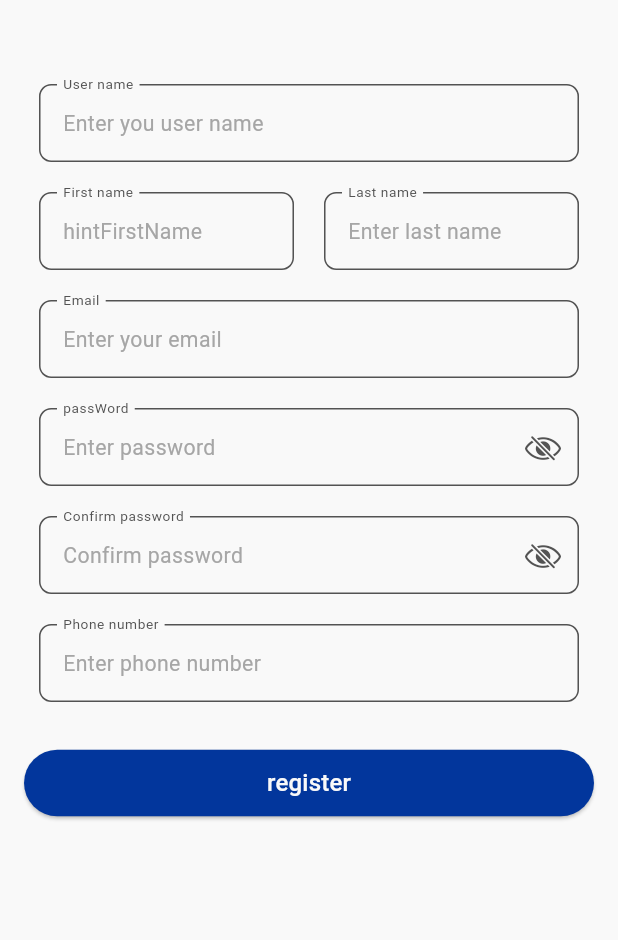
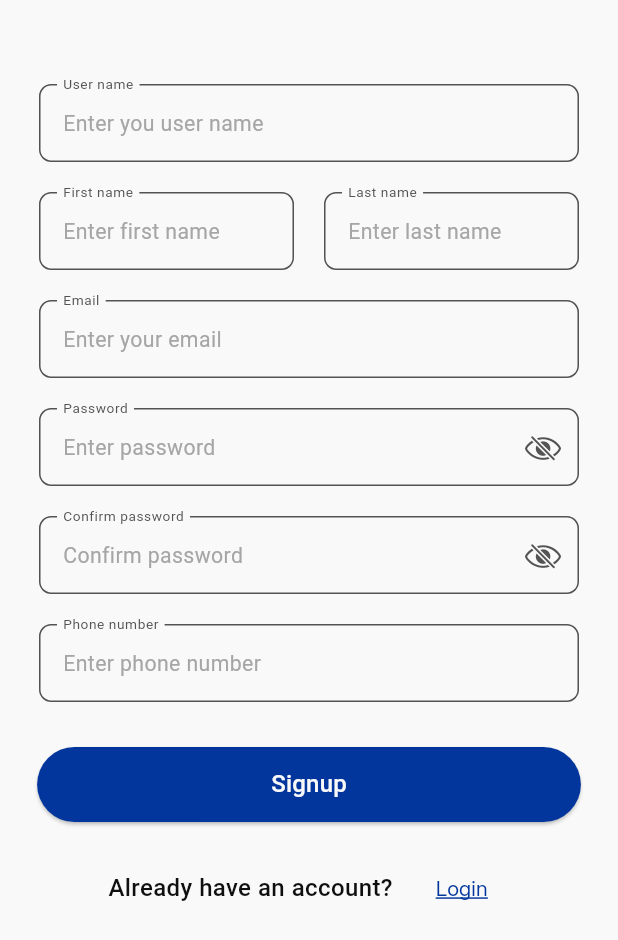
Before and after one commit to somaya-mahmoud/Online-Exam-App, a Flutter app: the screen it shows after launch, on a phone screen of 412 x 824 dp. Shown: the top 940 px of the screen. Run offline on Flutter 3.47's test engine with Material 3 defaults, Android fonts, the phone set to English and light mode, and no system bars; our stand-ins replace bloc, dio, easy_localization, flutter_bloc, flutter_screenutil, flutter_svg and 7 more; project files that could hold a hidden picture were left out.

```diff
--- a/assets/translations/en.json
+++ b/assets/translations/en.json
@@ -8,17 +8,23 @@
   "userName": "User name",
   "hintUserName": "Enter you user name",
   "firstName": "First name",
-  "hintFirstName ": "Enter first name",
+  "hintFirstName": "Enter first name",
   "lastName": "Last name",
   "hintLastName": "Enter last name",
   "phone": "Phone number",
   "hintPhone": "Enter phone number",
   "email": "Email",
   "hintEmail": "Enter your email",
-  "password": "Password",
+  "passWord": "Password",
   "hintPassword": "Enter password",
   "rePassword": "Confirm password",
   "hintRePassword": "Confirm password",
+  "register": "Signup",
+  "login": "Login",
+  "haveAnAccount": "Already have an account?",
+  "donotHaveAnAccount": "Don't have an account?",
+  "forGetPassword": "Forget Password",
+  "rememberMe": "Remember me",
 
 
 
--- a/lib/presentation/base/base_states.dart
+++ b/lib/presentation/base/base_states.dart
@@ -1,6 +1,6 @@
 enum DisplayType { fullScreen, popUpDialog }
 
-sealed class BaseState {
+abstract class BaseState {
   final DisplayType displayType;
   BaseState({this.displayType = DisplayType.fullScreen});
 }
--- a/lib/presentation/common/validator/validator.dart
+++ b/lib/presentation/common/validator/validator.dart
@@ -20,7 +20,7 @@ class AppValidators {
   }
 
   static String? validatePassword(String? val) {
-    RegExp passwordRegex = RegExp(r'^(?=.*[a-zA-Z])(?=.*[0-9])');
+    RegExp passwordRegex = RegExp(r'^(?=.*?[A-Z])(?=.*?[a-z])(?=.*?[0-9])(?=.*?[#?!@$%^&*-]).{8,}$');
 
     if (val == null || val.isEmpty) {
       return AppStrings.validationsFieldRequired.tr();
--- a/lib/presentation/common/widgets/default_elevated_button.dart
+++ b/lib/presentation/common/widgets/default_elevated_button.dart
@@ -3,21 +3,29 @@ import 'package:flutter_screenutil/flutter_screenutil.dart';
 import 'package:online_exam_app/presentation/resources/colors_manager.dart';
 
 class DefaultElevatedButton extends StatelessWidget {
-   DefaultElevatedButton({super.key, required this.onPressed, required this.label, this.isValidate=true});
+  DefaultElevatedButton({
+    super.key,
+    required this.onPressed,
+    required this.label,
+    this.isValidate = true, // Defaults to true
+  });
 
   final VoidCallback? onPressed;
   final String label;
-   bool isValidate;
-
+  final bool isValidate; // This controls whether the button is enabled or disabled
 
   @override
   Widget build(BuildContext context) {
     return ElevatedButton(
-        onPressed:onPressed,
-        style: ElevatedButton.styleFrom(backgroundColor:isValidate?ColorsManager.blueBase:ColorsManager.black30,
+      onPressed: isValidate ? onPressed : null, // Disable onPressed when not valid
+      style: ElevatedButton.styleFrom(
+        backgroundColor: isValidate
+            ? ColorsManager.blueBase // Active color when form is valid
+            : ColorsManager.black30, // Disabled color when form is invalid
         shape: RoundedRectangleBorder(
-              borderRadius: BorderRadius.circular(25.r)),
-          padding:  EdgeInsets.symmetric(vertical: 10.h),
+          borderRadius: BorderRadius.circular(25.r),
+        ),
+        padding: EdgeInsets.symmetric(vertical: 10.h),
       ),
       child: Text(
         label,
@@ -25,6 +33,7 @@ class DefaultElevatedButton extends StatelessWidget {
             .textTheme
             .titleMedium!
             .copyWith(color: ColorsManager.white),
-        ));
+      ),
+    );
   }
 }
--- /dev/null
+++ b/lib/presentation/login/view_models/states.dart
@@ -0,0 +1,6 @@
+import '../../base/base_states.dart';
+
+class RememberMeState extends BaseState {
+  final bool isRemembered;
+  RememberMeState(this.isRemembered);
+}
--- a/lib/presentation/register_screen/view/register_view.dart
+++ b/lib/presentation/register_screen/view/register_view.dart
@@ -2,6 +2,8 @@ import 'package:easy_localization/easy_localization.dart';
 import 'package:flutter/cupertino.dart';
 import 'package:flutter/material.dart';
 import 'package:flutter_bloc/flutter_bloc.dart';
+import 'package:google_fonts/google_fonts.dart';
+import 'package:online_exam_app/app/extensions.dart';
 import 'package:online_exam_app/presentation/base/base_states.dart';
 import 'package:online_exam_app/presentation/base/cubit_listener.dart';
 import 'package:online_exam_app/presentation/common/widgets/default_elevated_button.dart';
@@ -9,10 +11,15 @@ import 'package:online_exam_app/presentation/register_screen/view_model/register
 import 'package:online_exam_app/data/api/requests.dart';
 import 'package:online_exam_app/presentation/common/validator/validator.dart';
 import 'package:online_exam_app/presentation/common/widgets/default_text_form_field.dart';
+import 'package:online_exam_app/presentation/resources/color_manager.dart';
+import 'package:online_exam_app/presentation/resources/color_manager.dart';
+import 'package:online_exam_app/presentation/resources/routes_manger.dart';
 import 'package:online_exam_app/presentation/resources/string_manger.dart';
+import 'package:online_exam_app/presentation/resources/text_style.dart';
 import 'package:online_exam_app/presentation/resources/values_manager.dart';
 import '../../../di/di.dart';
 import '../../base/cubit_builder.dart';
+import '../../common/widgets/main_app_bar.dart';
 
 class RegisterView extends StatelessWidget {
   RegisterView({super.key});
@@ -21,6 +28,7 @@ class RegisterView extends StatelessWidget {
   @override
   Widget build(BuildContext context) {
     return Scaffold(
+
       body: BlocProvider(
         create: (context) => viewModel..start(),
         child: BlocConsumer<RegisterViewModel, BaseState>(
@@ -37,13 +45,13 @@ class RegisterView extends StatelessWidget {
 
   Widget _buildRegisterForm(BuildContext context) {
     return Padding(
-      padding: const EdgeInsets.all(16.0),
+      padding: const EdgeInsets.all(AppSize.s16),
       child: Form(
         key: _formKey,
         child: SingleChildScrollView(
           child: Column(
             children: [
-              SizedBox(height: AppSize.s30),
+              const SizedBox(height: AppSize.s30),
               DefaultTextFormField(
                 label: AppStrings.userName.tr(),
                 hintText: AppStrings.hintUserName.tr(),
@@ -100,9 +108,9 @@ class RegisterView extends StatelessWidget {
                 validator: AppValidators.validatePhoneNumber,
               ),
               const SizedBox(height: AppSize.s20),
-              Row(
-                children: [
-                  Expanded(
+              SizedBox(
+                width: context.width() * .88,
+                height: AppSize.s50,
                 child: DefaultElevatedButton(
                   onPressed: () {
                     if (_formKey.currentState!.validate()) {
@@ -118,12 +126,43 @@ class RegisterView extends StatelessWidget {
                       viewModel.register(body);
                     }
                   },
-                      label: 'register',
-
+                  label: AppStrings.register.tr(),
                 ),
               ),
+              const SizedBox(height: AppSize.s20),
+
+              Row(
+                children: [
+                  const Spacer(
+                    flex: 4,
+                  ),
+                  Text(
+                    AppStrings.haveAnAccount.tr(),
+                    style: AppTextStyle.mediumSubtitleColorTextStyle(
+                        context, ColorsManager.blackBase),
+                  ),
+                  const Spacer(),
+               TextButton(onPressed: () {
+                 Navigator.pushNamed(context, Routes.loginScreenRoute);
+               }, child:    Text(
+                 AppStrings.login.tr(),
+                 style: GoogleFonts.inter(
+                   textStyle: const TextStyle(
+                     fontWeight: FontWeight.w400 ,
+                     color: ColorsManager.blueBase,
+                     decoration: TextDecoration.underline,
+                     decorationColor: ColorsManager.blueBase,
+                   ),
+                 ),
+               ),),
+                  const Spacer(
+                    flex: 4,
+                  ),
                 ],
-              )
+              ),
+
+              const SizedBox(height: AppSize.s20),
+
             ],
           ),
         ),
--- a/lib/presentation/resources/color_manager.dart
+++ b/lib/presentation/resources/color_manager.dart
@@ -1,4 +1,6 @@
 import 'dart:ui';
+
+import 'package:flutter/material.dart';
 
 class ColorsManager{
   static const Color blueBase =Color(0xff02369C);
@@ -11,4 +13,5 @@ class ColorsManager{
   static const Color grey =Color(0xff535353);
   static const Color white =Color(0xffF9F9F9);
   static const Color placeHolder =Color(0xffA6A6A6);
+  static const Color transparent =Colors.transparent;
 }
--- a/lib/presentation/resources/routes_manger.dart
+++ b/lib/presentation/resources/routes_manger.dart
@@ -2,7 +2,9 @@ import 'package:easy_localization/easy_localization.dart';
 import 'package:flutter/material.dart';
 import 'package:online_exam_app/presentation/register_screen/view/register_view.dart';
 import 'package:online_exam_app/presentation/resources/string_manger.dart';
+import 'package:online_exam_app/presentation/screens/login/login_screen.dart';
 
+import '../login/view/login_view.dart';
 import '../screens/password/forget_password/forget_password_screen.dart';
 class Routes{
   Routes._();
@@ -10,6 +12,7 @@ class Routes{
   // static const String splashRoute = "/";
   static const String forgetPasswordScreenRoute = "/forgetPasswordScreen";
   static const String registerScreenRoute = "/registerScreen";
+  static const String loginScreenRoute = "/loginScreen";
 
 }
 
@@ -23,6 +26,9 @@ class RouteGenerator{
         return MaterialPageRoute(builder: (_) => const ForgetPasswordScreen());
       case Routes.registerScreenRoute:
         return MaterialPageRoute(builder: (_) => RegisterView());
+      case Routes.loginScreenRoute:
+        return MaterialPageRoute(builder: (_) =>  LoginViewScreen());
+
       default:
         return unDefinedRoute();
     }
--- a/lib/presentation/resources/string_manger.dart
+++ b/lib/presentation/resources/string_manger.dart
@@ -10,9 +10,9 @@ class AppStrings {
   static const userName = "userName";
   static const hintUserName = "hintUserName";
   static const firstName = "firstName";
-  static const hintFirstName = "hintFirstName";
   static const lastName = "lastName";
   static const hintLastName = "hintLastName";
+  static const hintFirstName = "hintFirstName";
   static const phone = "phone";
   static const hintPhone = "hintPhone";
   static const email = "email";
@@ -21,6 +21,12 @@ class AppStrings {
   static const hintPassword = "hintPassword";
   static const rePassword = "rePassword";
   static const hintRePassword = "hintRePassword";
+  static const register = "register";
+  static const haveAnAccount = "haveAnAccount";
+  static const login = "login";
+  static const forGetPassword = "forGetPassword";
+  static const donotHaveAnAccount = "donotHaveAnAccount";
+  static const rememberMe = "rememberMe";
 
   //#########################################################
   // validation
@@ -86,13 +92,5 @@ class AppStrings {
   static const String accept = "accept";
   static const String reject = "reject";
   static const String delete = "delete";
-  static const String update = "update";
-  static const String hrs = "hrs";
-  static const String addBusMessage = "addBusMessage";
-  static const String warningDepartureMessage = "warningDepartureMessage";
-  static const String showArrivalDateErrorMessage =
-      "showArrivalDateErrorMessage";
-  static const String ensureArrivalTime = "ensureArrivalTime";
-  static const String ensureDifferanceArrivalTime =
-      "ensureDifferanceArrivalTime";
+
 }
--- a/lib/presentation/resources/text_style.dart
+++ b/lib/presentation/resources/text_style.dart
@@ -74,6 +74,13 @@ class AppTextStyle {
         fontSize: FontSize.f22,
       );
 
+  static TextStyle smallSemiBoldHeadingTextStyle(BuildContext context) =>
+      getSemiBoldStyle(
+        fontFamily: AppLanguages.getPrimaryFont(context),
+        color: ColorsManager.blackBase,
+        fontSize: FontSize.f14,
+      );
+
   // Medium Text Styles
   static TextStyle mediumTextStyle(BuildContext context, {Color? color, double? fontSize}) =>
       getMediumStyle(
@@ -88,6 +95,11 @@ class AppTextStyle {
         color: ColorsManager.grey,
         fontSize: FontSize.f16,
       );
-
+  static TextStyle mediumSubtitleColorTextStyle(BuildContext context,Color color) =>
+      getMediumStyle(
+        fontFamily: AppLanguages.getPrimaryFont(context),
+        color: color,
+        fontSize: FontSize.f16,
+      );
 
 }
```
Also changed, not shown: assets/translations/ar.json (+7 -2 lines), lib/data/networking/error/error_handler.dart (added, +52 -0 lines), lib/domain/uses_cases/login_use_case.dart (added, +18 -0 lines), lib/presentation/common/widgets/main_app_bar.dart (added, +59 -0 lines), lib/presentation/login/view/login_view.dart (added, +152 -0 lines), lib/presentation/login/view_models/login_view_model.dart (added, +65 -0 lines), lib/presentation/register_screen/view_model/states.dart (added, +7 -0 lines), lib/di/di.config.dart. Lines whose indentation alone changed are shown as unchanged.
